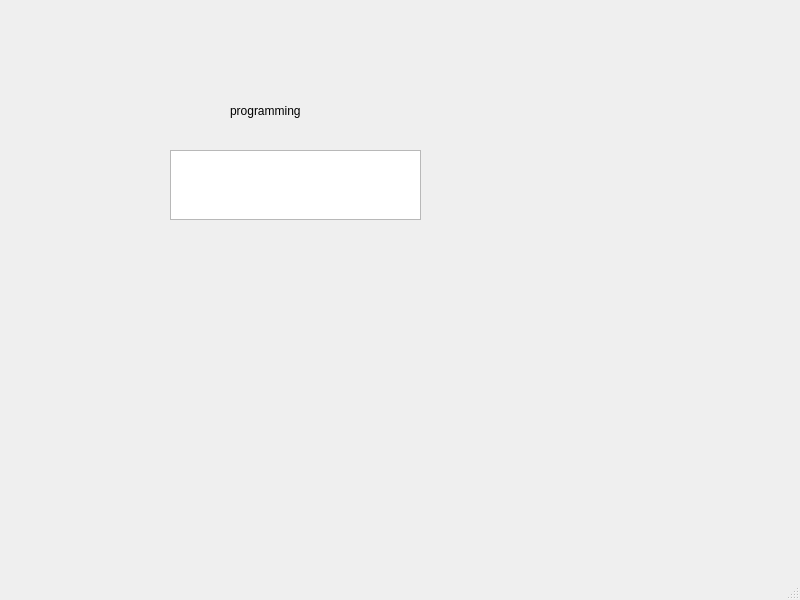
Above: programming.ui from chesteran/QTtest before the change. Below: the same form after it.
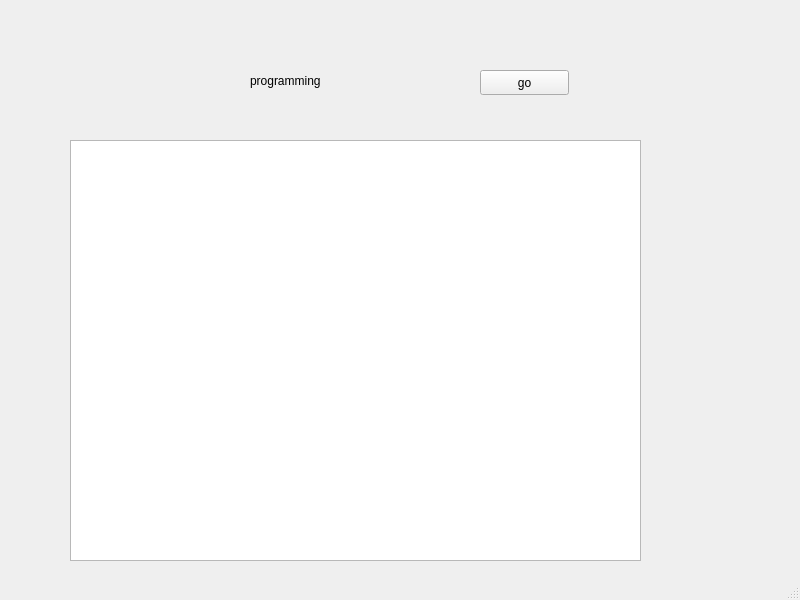
That is the form after the change.

```diff
--- a/programming.ui
+++ b/programming.ui
@@ -17,8 +17,8 @@
    <widget class="QLabel" name="label">
     <property name="geometry">
      <rect>
-      <x>230</x>
-      <y>80</y>
+      <x>250</x>
+      <y>50</y>
       <width>101</width>
       <height>61</height>
      </rect>
@@ -30,13 +30,26 @@
    <widget class="QTextEdit" name="textEdit">
     <property name="geometry">
      <rect>
-      <x>170</x>
-      <y>150</y>
-      <width>251</width>
-      <height>70</height>
+      <x>70</x>
+      <y>140</y>
+      <width>571</width>
+      <height>421</height>
      </rect>
     </property>
    </widget>
+   <widget class="QPushButton" name="calculate">
+    <property name="geometry">
+     <rect>
+      <x>480</x>
+      <y>70</y>
+      <width>89</width>
+      <height>25</height>
+     </rect>
+    </property>
+    <property name="text">
+     <string>go</string>
+    </property>
+   </widget>
   </widget>
   <widget class="QMenuBar" name="menubar">
    <property name="geometry">
```
Left out of the diff: 2 changed lines with no effect on the pictures.
